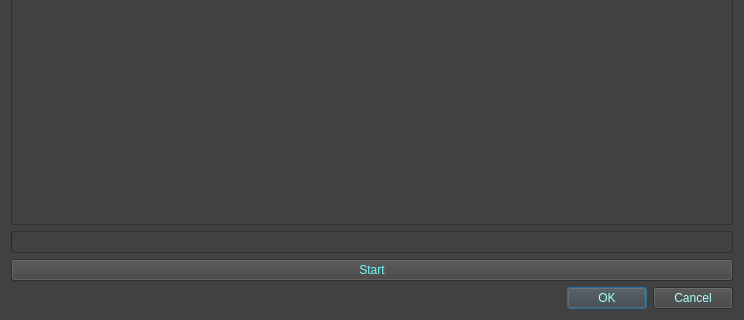
Before: the Qt Designer form src/ui/RegWin.ui in DaneshJoy/bronchoscopy, drawn with Qt 5; both pictures show x 0 to 744 and y 418 to 738 of the 744 by 738 pixel window.
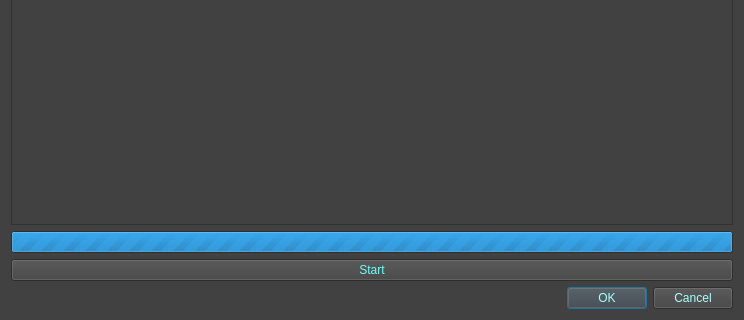
After: the same form once the commit is applied.

Diff of the .ui file:
```diff
--- a/src/ui/RegWin.ui
+++ b/src/ui/RegWin.ui
@@ -33,7 +33,10 @@
    <item>
     <widget class="QProgressBar" name="progressBar">
      <property name="maximum">
-      <number>100</number>
+      <number>0</number>
+     </property>
+     <property name="alignment">
+      <set>Qt::AlignCenter</set>
      </property>
      <property name="textVisible">
       <bool>false</bool>
```
